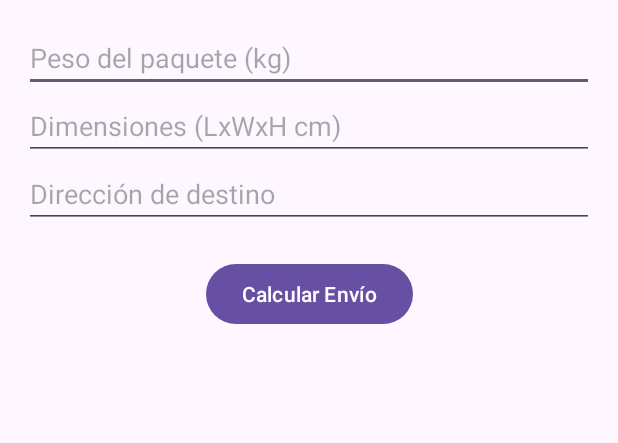
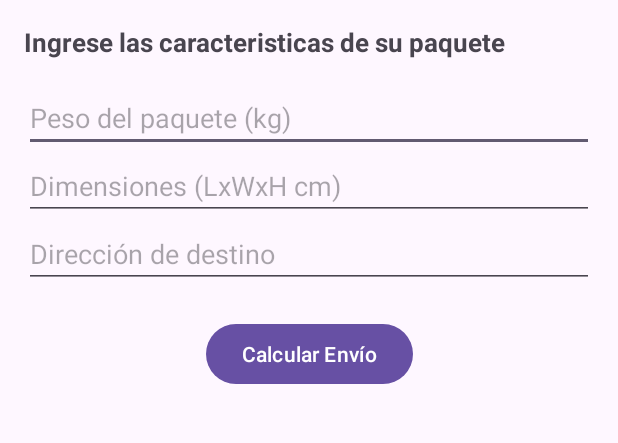
Before and after one commit to joacopastor/appMoviles, an Android app: the screen it shows after launch (MainActivity), on a phone screen of 412 x 824 dp, the part 244-687 px from its top. Run offline under Robolectric (Android 15) with nearby library versions, the phone set to English and light mode, and no system bars.

Commit message:
fix: add subtitle

```diff
--- a/app/src/main/java/com/example/practicas/MainActivity.java
+++ b/app/src/main/java/com/example/practicas/MainActivity.java
@@ -21,7 +21,7 @@ public class MainActivity extends AppCompatActivity {
         super.onCreate(savedInstanceState);
         setContentView(R.layout.activity_main);
 
-        // Referencias a los elementos de la vista
+        // Elementos
         etWeight = findViewById(R.id.etWeight);
         etDimensions = findViewById(R.id.etDimensions);
         etDestination = findViewById(R.id.etDestination);
--- a/app/src/main/res/layout/activity_main.xml
+++ b/app/src/main/res/layout/activity_main.xml
@@ -7,7 +7,7 @@
     android:layout_height="match_parent"
     tools:context=".MainActivity">
 
-    <!-- Título de la App -->
+    <!-- Título  -->
     <TextView
         android:id="@+id/tvTitle"
         android:layout_width="wrap_content"
@@ -20,7 +20,7 @@
         app:layout_constraintEnd_toEndOf="parent"
         android:layout_marginTop="20dp"/>
 
-    <!-- Imagen representativa -->
+    <!-- Logo -->
     <ImageView
         android:id="@+id/ivLogo"
         android:layout_width="100dp"
@@ -31,13 +31,29 @@
         app:layout_constraintEnd_toEndOf="parent"
         android:layout_marginTop="10dp"/>
 
+    <!-- Subtitulo  -->
+
+
+
+    <TextView
+        android:id="@+id/tvSubTitle"
+        android:layout_width="wrap_content"
+        android:layout_height="wrap_content"
+        android:layout_margin="16dp"
+        android:text="Ingrese las caracteristicas de su paquete"
+        android:textSize="17sp"
+        android:textStyle="bold"
+        app:layout_constraintBottom_toTopOf="@id/llFields"
+        app:layout_constraintStart_toStartOf="parent"
+        app:layout_constraintTop_toBottomOf="@id/ivLogo" />
+
     <!-- Layout para los campos -->
     <LinearLayout
         android:id="@+id/llFields"
         android:layout_width="0dp"
         android:layout_height="wrap_content"
         android:orientation="vertical"
-        app:layout_constraintTop_toBottomOf="@+id/ivLogo"
+        app:layout_constraintTop_toBottomOf="@id/tvSubTitle"
         app:layout_constraintStart_toStartOf="parent"
         app:layout_constraintEnd_toEndOf="parent"
         android:layout_margin="16dp">
```
